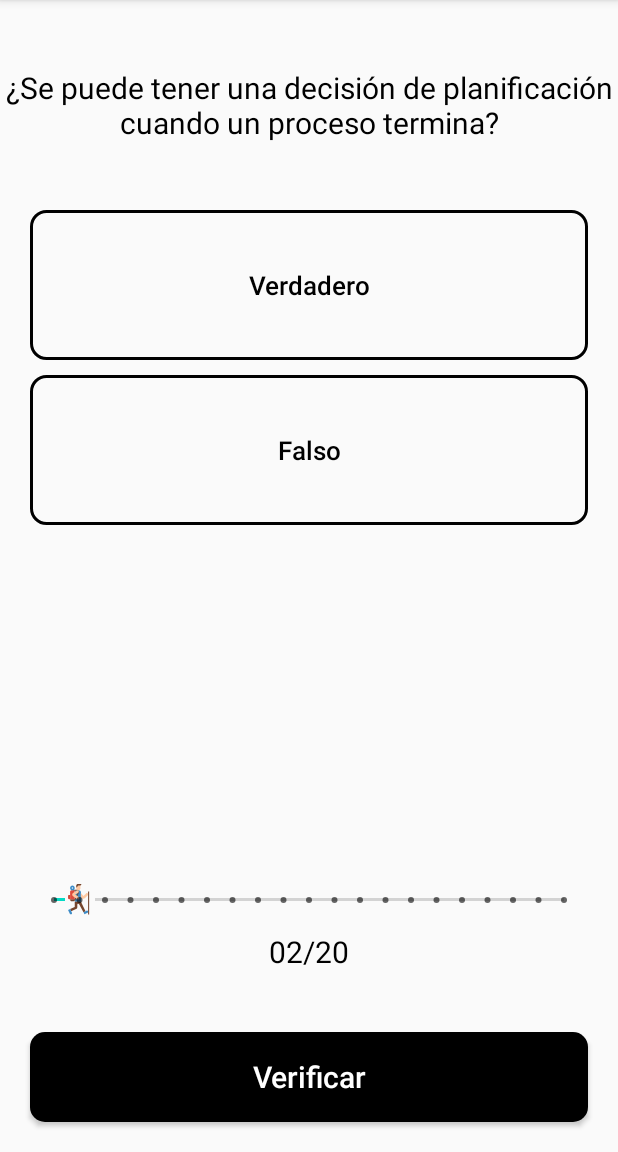
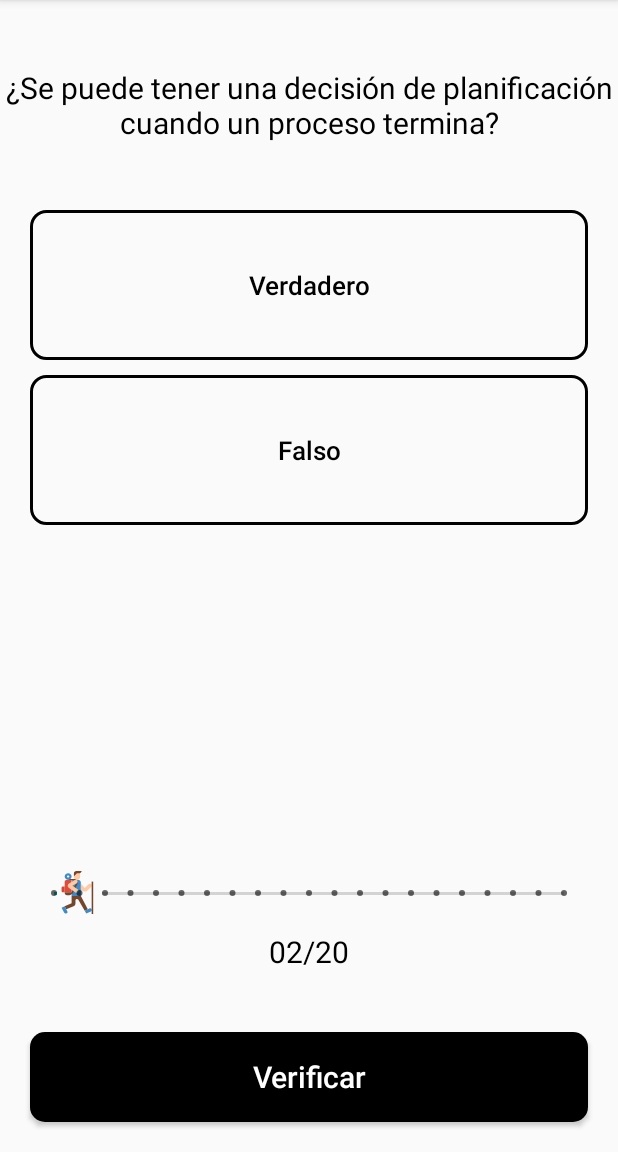
Before and after one commit to KevinhoMorales/JSAprendeJava, an Android app: the BFragment screen opened through its navigation route, on a phone screen of 412 x 824 dp, the part 84-1236 px from its top. Run offline under Robolectric (Android 15) with nearby library versions, the phone set to English and light mode, and no system bars.

Commit message:
Person 40x40

```diff
--- a/app/src/main/res/drawable/person.xml
+++ b/app/src/main/res/drawable/person.xml
@@ -1,7 +1,7 @@
 <?xml version="1.0" encoding="utf-8"?>
 <vector xmlns:android="http://schemas.android.com/apk/res/android"
-    android:width="20dp"
-    android:height="21dp"
+    android:width="30dp"
+    android:height="30dp"
     android:viewportWidth="20"
     android:viewportHeight="21">
 
```
